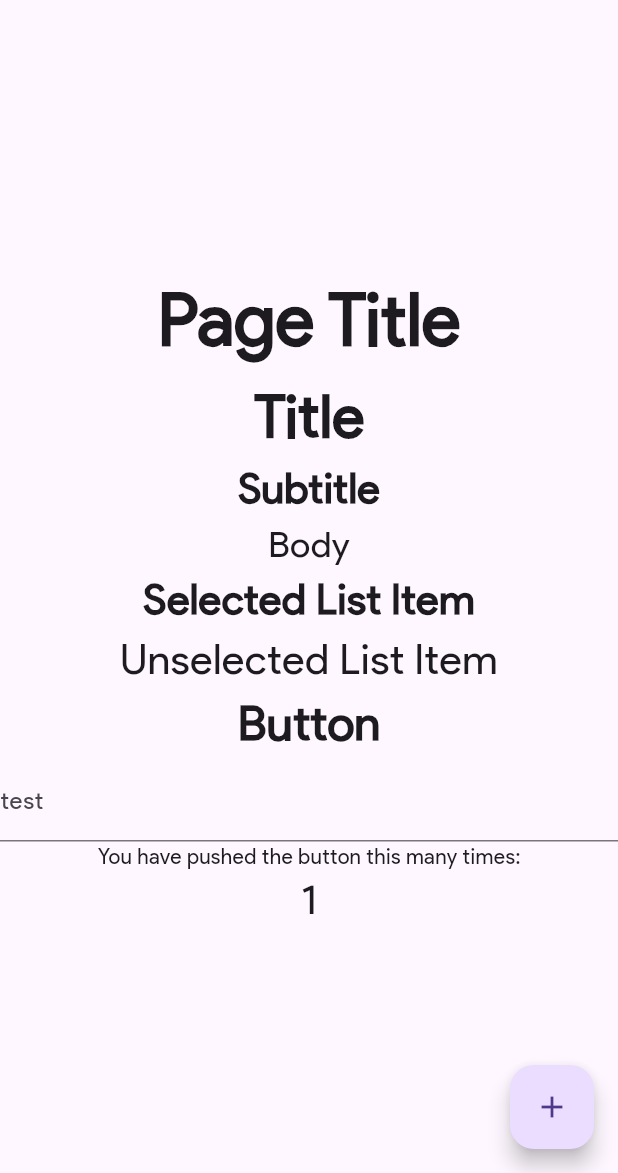
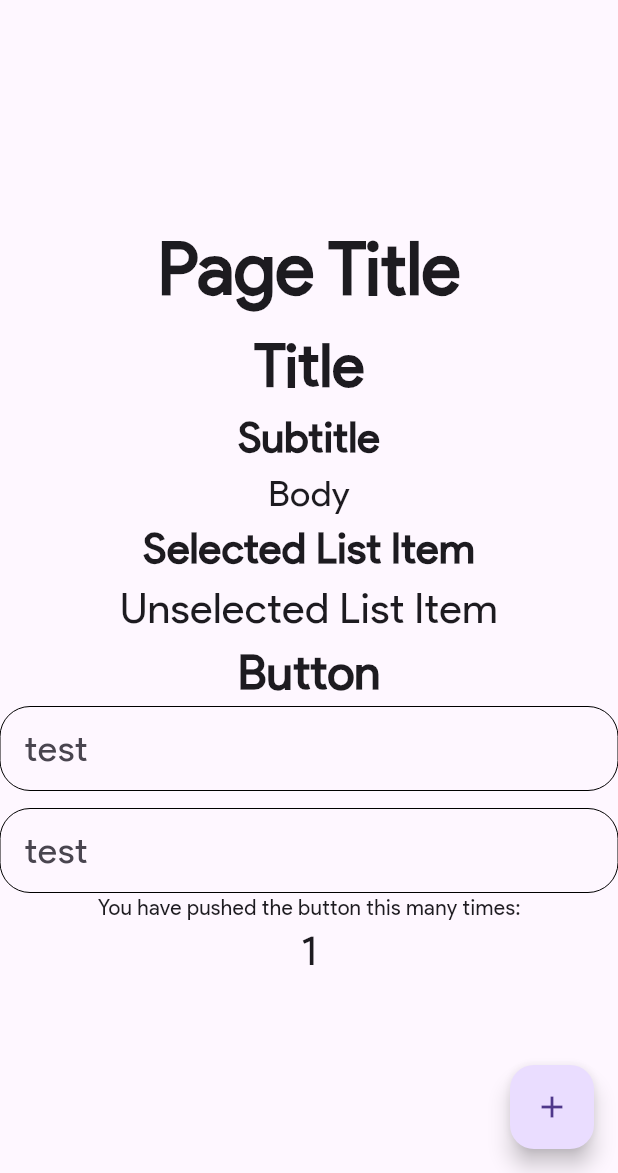
Before and after one commit to alexbartolo/banda_app, a Flutter app: the screen it shows after launch, after a tap on the "add" icon, on a phone screen of 412 x 824 dp, the part 63-1236 px from its top. Run offline on Flutter 3.47's test engine with Material 2 defaults, Android fonts, the phone set to English and light mode, and no system bars; our stand-ins replace mask_text_input_formatter.

Commit message:
Updated TextOutput build and information, and added validations

```diff
--- a/lib/components.dart
+++ b/lib/components.dart
@@ -1,6 +1,8 @@
 import 'package:flutter/material.dart';
 import 'package:flutter/services.dart';
 import 'package:mask_text_input_formatter/mask_text_input_formatter.dart';
+
+import 'validations.dart';
 
 class TextOutput extends StatelessWidget {
   final String textOutputBody;
@@ -25,11 +27,19 @@ class TextInput extends StatelessWidget {
   @override
   Widget build(BuildContext context) {
     return TextFormField(
+      textCapitalization: textInputInformation[inputType]!.textCapitalization,
       inputFormatters: [textInputInformation[inputType]!.textEditingFormatter],
-      controller: textInputInformation[inputType]!.textEditingController,
+      validator: textInputInformation[inputType]!.validator,
+      // controller: textInputInformation[inputType]!.textEditingController,
       keyboardType: textInputInformation[inputType]!.textInputType,
       decoration: InputDecoration(
-        labelText: inputName
+        labelText: inputName,
+        labelStyle: textStyles["Body"],
+        border: OutlineInputBorder(borderRadius: BorderRadius.circular(20)),
+        enabledBorder:  OutlineInputBorder(
+          borderSide: const BorderSide(color: Colors.black, width: 0.0),
+          borderRadius: BorderRadius.circular(20),
+        )
       ),
     );
   }
@@ -47,18 +57,20 @@ const Map<String, TextStyle> textStyles = {
 
 class TextInputInformation {
   final TextInputType textInputType;
-  final TextEditingController textEditingController = TextEditingController();
+  // final TextEditingController textEditingController = TextEditingController();
   late final TextInputFormatter textEditingFormatter;
+  late final TextCapitalization textCapitalization;
+  final String? Function(String?)? validator;
 
-  TextInputInformation.withFormatter(this.textInputType, this.textEditingFormatter);
-  TextInputInformation.withoutFormatter(this.textInputType) {textEditingFormatter = MaskTextInputFormatter();}
+  TextInputInformation.number(this.textInputType, this.textEditingFormatter, [this.validator]) {textCapitalization = TextCapitalization.none;}
+  TextInputInformation.string(this.textInputType, this.textCapitalization, [this.validator]) {textEditingFormatter = MaskTextInputFormatter();}
 }
 
 Map<String, TextInputInformation> textInputInformation = {
-  "date": TextInputInformation.withFormatter(TextInputType.datetime, MaskTextInputFormatter(mask: "##/##/####", filter: { "#": RegExp(r'[0-9]')})),
-  "time": TextInputInformation.withFormatter(TextInputType.datetime, MaskTextInputFormatter(mask: "##:##", filter: { "#": RegExp(r'[0-9]')})),
-  "email": TextInputInformation.withoutFormatter(TextInputType.emailAddress),
-  "phone": TextInputInformation.withoutFormatter(TextInputType.phone),
-  "name": TextInputInformation.withoutFormatter(TextInputType.name), //check
-  "normal": TextInputInformation.withoutFormatter(TextInputType.text)
+  "date": TextInputInformation.number(TextInputType.datetime, MaskTextInputFormatter(mask: "##/##/####", filter: { "#": RegExp(r'[0-9]')}), validateDate),
+  "time": TextInputInformation.number(TextInputType.datetime, MaskTextInputFormatter(mask: "##:##", filter: { "#": RegExp(r'[0-9]')}), validateTime),
+  "phone": TextInputInformation.number(TextInputType.phone, MaskTextInputFormatter(mask: "########", filter: { "#": RegExp(r'[0-9]')}), validatePhone),
+  "email": TextInputInformation.string(TextInputType.emailAddress, TextCapitalization.none, validateEmail),
+  "name": TextInputInformation.string(TextInputType.name, TextCapitalization.words),
+  "normal": TextInputInformation.string(TextInputType.text, TextCapitalization.sentences)
 };
--- a/lib/main.dart
+++ b/lib/main.dart
@@ -58,7 +58,9 @@ class _MyHomePageState extends State<MyHomePage> {
             const TextOutput("Selected List Item", "Selected List Item"),
             const TextOutput("Unselected List Item", "Unselected List Item"),
             const TextOutput("Button", "Button"),
-            const TextInput("test", "name"),
+            const TextInput("test", "phone"),
+            const SizedBox(height: 12),
+            const TextInput("test", "time"),
             const Text(
               'You have pushed the button this many times:',
             ),
```
Also changed, not shown: lib/validations.dart (added, +17 -0 lines).
